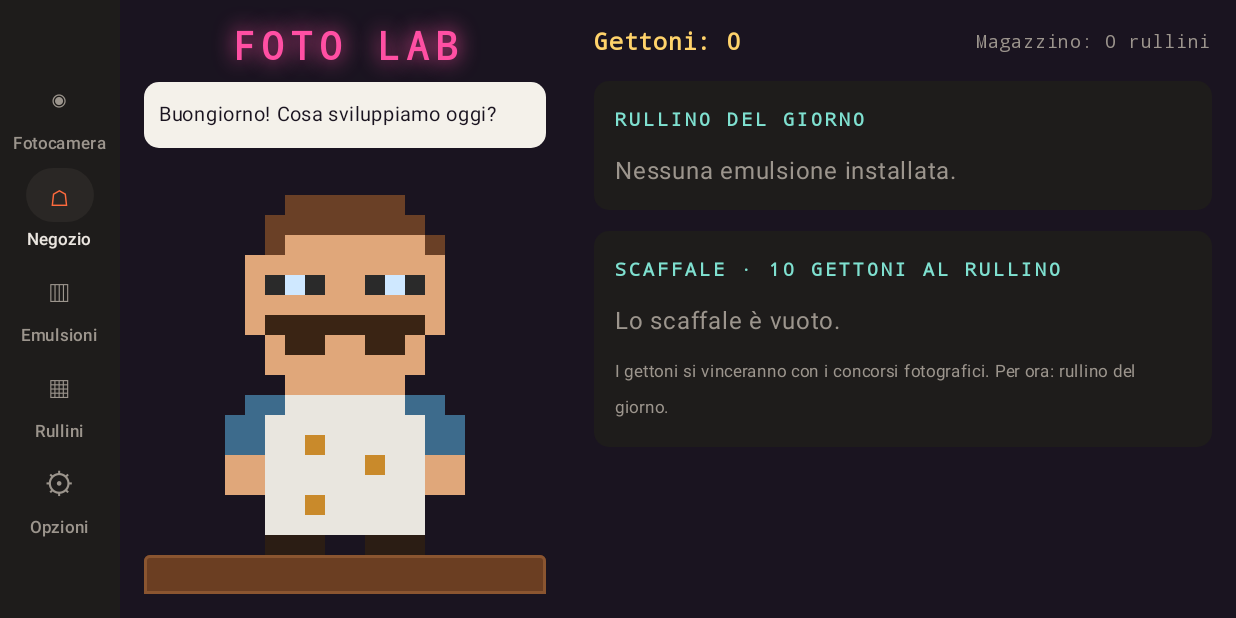
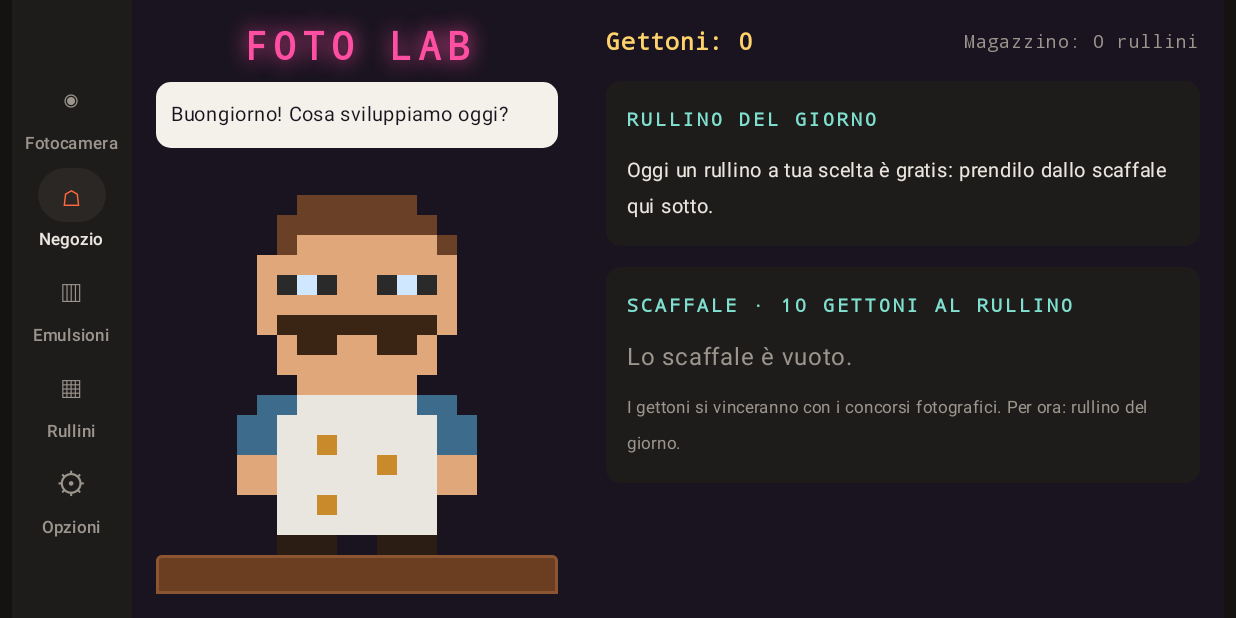
Before and after one commit to Dae-mmm/Slow-Fi_Rullino, an Android app built with Jetpack Compose: the screen it shows after launch (MainActivity), tab 2 chosen, on a phone screen of 824 x 412 dp (held sideways). Run offline under Robolectric (Android 15) with nearby library versions, the phone set to English and light mode, and no system bars; our stand-ins replace Room's generated code; libraries missing offline, so code that uses them is left out: androidx.camera.core, androidx.camera.lifecycle, androidx.camera.view; 2 statements that could not run were skipped.

Commit message:
Rullino del giorno a scelta, menu lontano dal foro della fotocamera
- Ogni giorno un rullino qualsiasi dello scaffale è gratis
- Il menu laterale rispetta il foro della fotocamera e i bordi dello schermo

Co-Authored-By: Claude Opus 5.5 <noreply@anthropic.com>
Claude-Session: https://claude.ai/code/session_01C2SqjNVYcStHyPn5KGHjMJ

```diff
--- a/app/src/main/java/com/rullino/app/ui/AppRoot.kt
+++ b/app/src/main/java/com/rullino/app/ui/AppRoot.kt
@@ -8,6 +8,10 @@ import androidx.compose.foundation.layout.Box
 import androidx.compose.foundation.layout.fillMaxSize
 import androidx.compose.foundation.layout.padding
 import androidx.compose.foundation.layout.Row
+import androidx.compose.foundation.layout.WindowInsets
+import androidx.compose.foundation.layout.displayCutout
+import androidx.compose.foundation.layout.windowInsetsPadding
+import androidx.compose.ui.unit.dp
 import androidx.compose.foundation.layout.Spacer
 import androidx.compose.material3.NavigationRail
 import androidx.compose.material3.NavigationRailItem
@@ -68,7 +72,14 @@ fun AppRoot(importUri: Uri?, onImportHandled: () -> Unit, vm: AppViewModel = vie
         snackbarHost = { SnackbarHost(snackbar) },
     ) { padding ->
         // In orizzontale la navigazione sta di lato, come una fascia del corpo macchina.
-        Row(Modifier.fillMaxSize().padding(padding)) {
+        Row(
+            Modifier
+                .fillMaxSize()
+                .padding(padding)
+                // Tiene il menù lontano dal foro della fotocamera e dagli angoli arrotondati dello schermo.
+                .windowInsetsPadding(WindowInsets.displayCutout)
+                .padding(horizontal = 8.dp),
+        ) {
             NavigationRail(containerColor = Palette.Plate) {
                 Spacer(Modifier.weight(1f))
                 AppTab.entries.forEach { t ->
--- a/app/src/main/java/com/rullino/app/ui/AppViewModel.kt
+++ b/app/src/main/java/com/rullino/app/ui/AppViewModel.kt
@@ -116,12 +116,12 @@ class AppViewModel(application: Application) : AndroidViewModel(application) {
         else shopkeeperLine.value = "Non è ancora pronto, abbi pazienza."
     }
 
-    fun claimDaily(installed: List<EmulsionEntity>) = viewModelScope.launch {
+    /** Ogni giorno un rullino a scelta è gratis. */
+    fun claimDaily(e: EmulsionEntity) = viewModelScope.launch {
         if (!shop.dailyAvailable()) { shopkeeperLine.value = "Il rullino di oggi l'hai già preso. Torna domani!"; return@launch }
-        val e = shop.dailyEmulsion(installed) ?: run { shopkeeperLine.value = "Oggi lo scaffale è vuoto…"; return@launch }
         repo.addToInventory(e.id, 1)
         shop.markDailyClaimed()
-        shopkeeperLine.value = "Ecco il rullino di oggi: una ${e.name}. Trattalo bene, ogni posa conta."
+        shopkeeperLine.value = "Una ${e.name}, offre la casa. Trattala bene: ogni posa conta."
     }
 
     fun buy(e: EmulsionEntity) = viewModelScope.launch {
--- a/app/src/main/java/com/rullino/app/ui/ShopScreen.kt
+++ b/app/src/main/java/com/rullino/app/ui/ShopScreen.kt
@@ -66,7 +66,6 @@ fun ShopScreen(vm: AppViewModel) {
     val now by produceState(System.currentTimeMillis()) { while (true) { delay(30_000); value = System.currentTimeMillis() } }
 
     val dailyAvailable = lastDaily != vm.shop.today()
-    val daily = vm.shop.dailyEmulsion(emulsions)
     val toDeliver = rolls.filter { it.state == RollState.FINISHED }
     val atLab = rolls.filter { (it.state == RollState.DEVELOPING || it.state == RollState.DEVELOPED) && !it.pickedUp }
     fun ready(r: RollEntity) = r.state == RollState.DEVELOPED && ((dev && skip) || (r.readyAt ?: 0L) <= now)
@@ -108,19 +107,11 @@ fun ShopScreen(vm: AppViewModel) {
 
             item {
                 ShopPanel("Rullino del giorno") {
-                    if (daily == null) {
-                        Text("Nessuna emulsione installata.", color = Palette.Muted)
-                    } else {
-                        Row(verticalAlignment = Alignment.CenterVertically, horizontalArrangement = Arrangement.spacedBy(12.dp)) {
-                            Column(Modifier.weight(1f)) {
-                                Text(daily.name, color = Palette.Ink, fontWeight = FontWeight.SemiBold)
-                                Text("ISO ${daily.iso} · gratis, uno al giorno", color = Palette.Muted, fontSize = 12.sp)
-                            }
-                            Button(enabled = dailyAvailable, onClick = { vm.claimDaily(emulsions) }) {
-                                Text(if (dailyAvailable) "Ritira" else "Domani")
-                            }
-                        }
-                    }
+                    Text(
+                        if (dailyAvailable) "Oggi un rullino a tua scelta è gratis: prendilo dallo scaffale qui sotto."
+                        else "Il rullino gratis di oggi l'hai già preso. Domani te ne aspetta un altro.",
+                        color = if (dailyAvailable) Palette.Ink else Palette.Muted, fontSize = 13.sp,
+                    )
                 }
             }
 
@@ -142,7 +133,15 @@ fun ShopScreen(vm: AppViewModel) {
             item {
                 ShopPanel("Scaffale · ${Shop.ROLL_PRICE} gettoni al rullino") {
                     if (emulsions.isEmpty()) Text("Lo scaffale è vuoto.", color = Palette.Muted)
-                    emulsions.forEach { e -> ShelfRow(e, inventory[e.id] ?: 0, canAfford = coins >= Shop.ROLL_PRICE) { vm.buy(e) } }
+                    emulsions.forEach { e ->
+                        ShelfRow(
+                            e, inventory[e.id] ?: 0,
+                            canAfford = coins >= Shop.ROLL_PRICE,
+                            freeToday = dailyAvailable,
+                            onFree = { vm.claimDaily(e) },
+                            onBuy = { vm.buy(e) },
+                        )
+                    }
                     Text(
                         "I gettoni si vinceranno con i concorsi fotografici. Per ora: rullino del giorno.",
                         color = Palette.Muted, fontSize = 11.sp,
@@ -213,12 +212,13 @@ private fun LabRow(r: RollEntity, status: String, action: @Composable () -> Unit
 }
 
 @Composable
-private fun ShelfRow(e: EmulsionEntity, owned: Int, canAfford: Boolean, onBuy: () -> Unit) {
+private fun ShelfRow(e: EmulsionEntity, owned: Int, canAfford: Boolean, freeToday: Boolean, onFree: () -> Unit, onBuy: () -> Unit) {
     Row(verticalAlignment = Alignment.CenterVertically, horizontalArrangement = Arrangement.spacedBy(10.dp)) {
         Column(Modifier.weight(1f)) {
             Text(e.name, color = Palette.Ink)
             Text("ISO ${e.iso} · ne hai $owned", color = Palette.Muted, fontFamily = Mono, fontSize = 11.sp)
         }
+        if (freeToday) Button(onClick = onFree) { Text("Gratis oggi") }
         OutlinedButton(enabled = canAfford, onClick = onBuy) { Text("Compra") }
     }
 }
```
Also changed, not shown: 1 other file.
